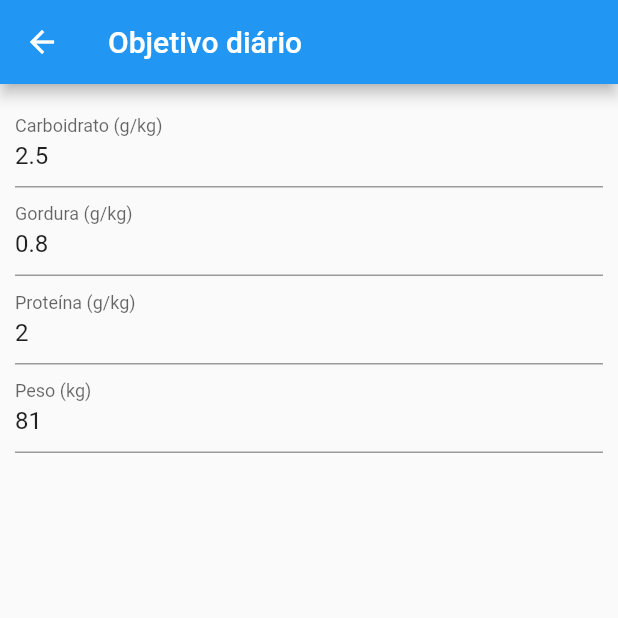
After one commit to pnizer/flutter-macro, a Flutter app: the screen it shows after launch, after a tap on an icon or button, on a phone screen of 412 x 824 dp, the top half of it. The commit adds this screen. Run offline on Flutter 3.47's test engine with Material 2 defaults, Android fonts, the phone set to English and light mode, and no system bars; our stand-ins replace sembast.

Commit message:
Added target view and reset accumulation checkbox

```diff
--- a/lib/screens/day_summary/day_summary_screen.dart
+++ b/lib/screens/day_summary/day_summary_screen.dart
@@ -4,6 +4,7 @@ import 'package:macro/models/day_target.dart';
 import 'package:macro/models/meal.dart';
 import 'package:macro/models/meal_amount.dart';
 import 'package:macro/repositories/day_meals_repository.dart';
+import 'package:macro/screens/day_summary/day_target_screen.dart';
 import 'package:macro/utils/extensions/collection.dart';
 import 'package:macro/utils/extensions/color.dart';
 import 'package:macro/utils/extensions/num.dart';
@@ -154,12 +155,24 @@ class _DaySummaryScreenState extends State<DaySummaryScreen> {
                               firstDate: firstDate,
                             );
                           },
+                          onTargetTap: () async {
+                            await Navigator.push(
+                              context,
+                              MaterialPageRoute(builder: (context) => DayTargetScreen(dayTarget: target)),
+                            );
+                          },
                         ),
                         WeekMacroSummary(
                           allDayMeals: _allDayMeals,
                           allDayMealsPosition: _allDayMealsPosition,
-                          dayTarget:
-                              target, // TODO each day meal should have its own day target
+                          dayTarget: target,
+                          onResetAccumulatorPressed: () {
+                            setState(() {
+                              final newDayMeals =
+                                dayMeals.copyWith(resetAccumulator: !dayMeals.resetAccumulator);
+                              _changeCurrentDayMeals(newDayMeals);
+                            });
+                          },
                         )
                       ],
                     ),
--- /dev/null
+++ b/lib/screens/day_summary/day_target_screen.dart
@@ -0,0 +1,69 @@
+import 'package:flutter/cupertino.dart';
+import 'package:flutter/material.dart';
+import 'package:macro/models/day_meals.dart';
+import 'package:macro/models/day_target.dart';
+import 'package:macro/utils/extensions/num.dart';
+
+class DayTargetScreen extends StatefulWidget {
+  final DayTarget dayTarget;
+
+  const DayTargetScreen({required this.dayTarget, Key? key}) : super(key: key);
+
+  @override
+  State<DayTargetScreen> createState() => _DayTargetScreenState();
+}
+
+class _DayTargetScreenState extends State<DayTargetScreen> {
+  late final _carbController = TextEditingController();
+  late final _fatController = TextEditingController();
+  late final _proteinController = TextEditingController();
+  late final _weightController = TextEditingController();
+
+  @override
+  void initState() {
+    _carbController.text = widget.dayTarget.carbGramWeight.toStringAsFixedIfHasDecimal(1);
+    _fatController.text = widget.dayTarget.fatGramWeight.toStringAsFixedIfHasDecimal(1);
+    _proteinController.text = widget.dayTarget.proteinGramWeight.toStringAsFixedIfHasDecimal(1);
+    _weightController.text = widget.dayTarget.weight.toStringAsFixedIfHasDecimal(1);
+    super.initState();
+  }
+
+  @override
+  Widget build(BuildContext context) {
+    return Scaffold(
+      appBar: AppBar(
+        title: Text('Objetivo diário'),
+      ),
+      body: Padding(
+        padding: EdgeInsets.symmetric(vertical: 10, horizontal: 10),
+      child: Column(
+        children: [
+          TextField(
+            controller: _carbController,
+            decoration: InputDecoration(
+              labelText: 'Carboidrato (g/kg)'
+            ),
+          ),
+          TextField(
+            controller: _fatController,
+            decoration: InputDecoration(
+              labelText: 'Gordura (g/kg)'
+            ),
+          ),
+          TextField(
+            controller: _proteinController,
+            decoration: InputDecoration(
+              labelText: 'Proteína (g/kg)'
+            ),
+          ),
+          TextField(
+            controller: _weightController,
+            decoration: InputDecoration(
+                labelText: 'Peso (kg)'
+            ),
+          ),
+        ],
+      ),
+    ));
+  }
+}
```
Also changed, not shown: lib/widgets/day_macro_summary.dart (+21 -10 lines), lib/widgets/week_macro_summary.dart (+37 -12 lines).
